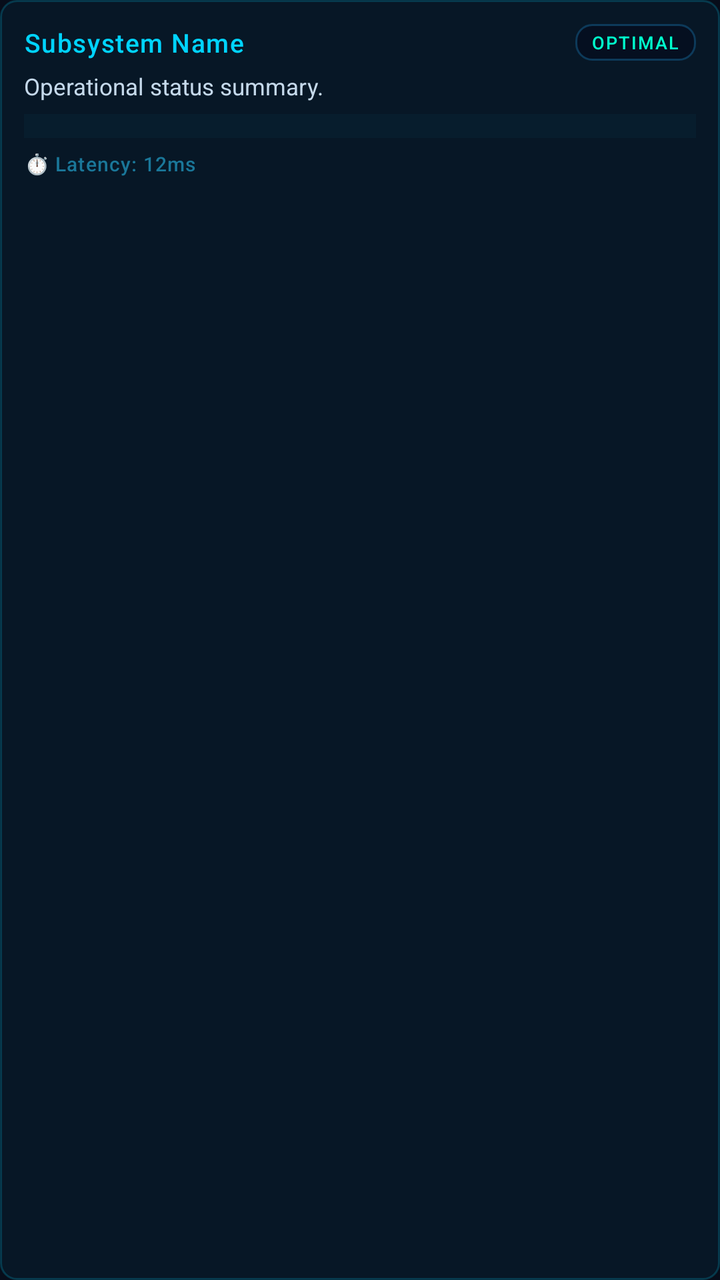
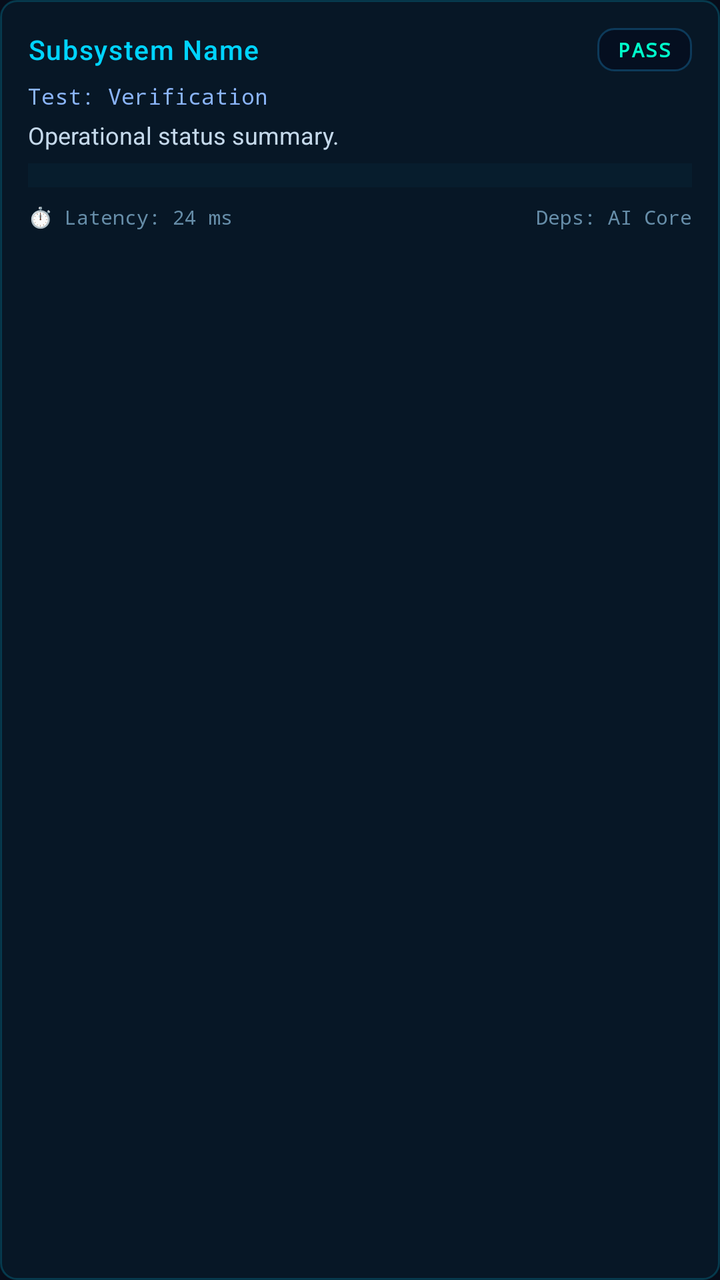

The first picture is an Android layout as it rendered before a commit; the second is the same layout after the commit. The layout source and the unified diff follow.
<!-- AndroidManifest.xml: application theme Theme.Jarvis -->
<!-- res/layout/item_subsystem_diagnostic.xml -->
<?xml version="1.0" encoding="utf-8"?>
<LinearLayout xmlns:android="http://schemas.android.com/apk/res/android"
    android:layout_width="match_parent"
    android:layout_height="wrap_content"
    android:orientation="vertical"
    android:background="@drawable/bg_diagnostic_card"
    android:padding="12dp"
    android:layout_marginBottom="10dp">

    
    <LinearLayout
        android:layout_width="match_parent"
        android:layout_height="wrap_content"
        android:orientation="horizontal"
        android:gravity="center_vertical">

        <TextView
            android:id="@+id/tv_subsystem_name"
            android:layout_width="0dp"
            android:layout_height="wrap_content"
            android:layout_weight="1"
            android:text="Subsystem Name"
            android:textColor="#00D4FF"
            android:textSize="13sp"
            android:fontFamily="sans-serif-medium"
            android:letterSpacing="0.04" />

        <TextView
            android:id="@+id/tv_subsystem_badge"
            android:layout_width="wrap_content"
            android:layout_height="wrap_content"
            android:text="OPTIMAL"
            android:textColor="#00FFCC"
            android:textSize="9sp"
            android:fontFamily="sans-serif-medium"
            android:letterSpacing="0.08"
            android:background="@drawable/bg_chip"
            android:paddingHorizontal="8dp"
            android:paddingVertical="3dp" />
    </LinearLayout>

    
    <TextView
        android:id="@+id/tv_subsystem_summary"
        android:layout_width="match_parent"
        android:layout_height="wrap_content"
        android:layout_marginTop="5dp"
        android:text="Operational status summary."
        android:textColor="#C5D9EB"
        android:textSize="11.5sp"
        android:lineSpacingExtra="2dp" />

    
    <LinearLayout
        android:id="@+id/layout_telemetry_details"
        android:layout_width="match_parent"
        android:layout_height="wrap_content"
        android:orientation="vertical"
        android:layout_marginTop="6dp"
        android:paddingTop="6dp"
        android:background="#0800D4FF"
        android:paddingHorizontal="8dp"
        android:paddingBottom="6dp" />

    
    <TextView
        android:id="@+id/tv_subsystem_latency"
        android:layout_width="wrap_content"
        android:layout_height="wrap_content"
        android:layout_marginTop="6dp"
        android:text="⏱️ Latency: 12ms"
        android:textColor="#1A7799"
        android:textSize="10sp"
        android:fontFamily="sans-serif-medium"
        android:letterSpacing="0.04" />

</LinearLayout>
<!-- resources referenced by this layout -->
<resources>
  <!-- drawable bg_chip (drawable) -->
  <?xml version="1.0" encoding="utf-8"?>
  <ripple xmlns:android="http://schemas.android.com/apk/res/android"
      android:color="#1400BEFF">
      <item>
          <shape android:shape="rectangle">
              <solid android:color="#050F20"/>
              <corners android:radius="8dp"/>
              <stroke android:width="1dp" android:color="#0D3A5A"/>
          </shape>
      </item>
  </ripple>
  <!-- drawable bg_diagnostic_card (drawable) -->
  <?xml version="1.0" encoding="utf-8"?>
  <shape xmlns:android="http://schemas.android.com/apk/res/android"
      android:shape="rectangle">
      <solid android:color="#0D00D4FF" />
      <stroke android:width="1dp" android:color="#3300D4FF" />
      <corners android:radius="8dp" />
  </shape>
  <style name="Theme.Jarvis" parent="Theme.AppCompat.NoActionBar">
          <item name="android:windowBackground">#070d1a</item>
          <item name="android:statusBarColor">#070d1a</item>
          <item name="android:navigationBarColor">#070d1a</item>
          <item name="android:windowFullscreen">true</item>
          <item name="colorPrimary">#3b82f6</item>
          <item name="colorPrimaryDark">#1d4ed8</item>
          <item name="colorAccent">#3b82f6</item>
      </style>
</resources>

<!-- the commit's change to res/layout/item_subsystem_diagnostic.xml (unified diff, before → after) -->
@@ -4,8 +4,8 @@
     android:layout_height="wrap_content"
     android:orientation="vertical"
     android:background="@drawable/bg_diagnostic_card"
-    android:padding="12dp"
-    android:layout_marginBottom="10dp">
+    android:padding="14dp"
+    android:layout_marginBottom="12dp">
 
     
     <LinearLayout
@@ -21,7 +21,7 @@
             android:layout_weight="1"
             android:text="Subsystem Name"
             android:textColor="#00D4FF"
-            android:textSize="13sp"
+            android:textSize="13.5sp"
             android:fontFamily="sans-serif-medium"
             android:letterSpacing="0.04" />
 
@@ -29,26 +29,64 @@
             android:id="@+id/tv_subsystem_badge"
             android:layout_width="wrap_content"
             android:layout_height="wrap_content"
-            android:text="OPTIMAL"
+            android:text="PASS"
             android:textColor="#00FFCC"
-            android:textSize="9sp"
-            android:fontFamily="sans-serif-medium"
+            android:textSize="10sp"
+            android:fontFamily="monospace"
+            android:textStyle="bold"
             android:letterSpacing="0.08"
             android:background="@drawable/bg_chip"
-            android:paddingHorizontal="8dp"
-            android:paddingVertical="3dp" />
+            android:paddingHorizontal="10dp"
+            android:paddingVertical="4dp" />
     </LinearLayout>
+
+    
+    <TextView
+        android:id="@+id/tv_subsystem_test"
+        android:layout_width="match_parent"
+        android:layout_height="wrap_content"
+        android:layout_marginTop="5dp"
+        android:text="Test: Verification"
+        android:textColor="#8AB4F8"
+        android:textSize="11sp"
+        android:fontFamily="monospace" />
 
     
     <TextView
         android:id="@+id/tv_subsystem_summary"
         android:layout_width="match_parent"
         android:layout_height="wrap_content"
-        android:layout_marginTop="5dp"
+        android:layout_marginTop="4dp"
         android:text="Operational status summary."
         android:textColor="#C5D9EB"
-        android:textSize="11.5sp"
+        android:textSize="12sp"
         android:lineSpacingExtra="2dp" />
+
+    
+    <TextView
+        android:id="@+id/tv_subsystem_error"
+        android:layout_width="match_parent"
+        android:layout_height="wrap_content"
+        android:layout_marginTop="6dp"
+        android:text="Reason: ..."
+        android:textColor="#FFB800"
+        android:textSize="11sp"
+        android:background="#20FFB800"
+        android:padding="8dp"
+        android:visibility="gone" />
+
+    
+    <TextView
+        android:id="@+id/tv_subsystem_fix"
+        android:layout_width="match_parent"
+        android:layout_height="wrap_content"
+        android:layout_marginTop="4dp"
+        android:text="Suggested action: ..."
+        android:textColor="#00FFCC"
+        android:textSize="11sp"
+        android:background="#1500FFCC"
+        android:padding="8dp"
+        android:visibility="gone" />
 
     
     <LinearLayout
@@ -63,15 +101,30 @@
         android:paddingBottom="6dp" />
 
     
-    <TextView
-        android:id="@+id/tv_subsystem_latency"
-        android:layout_width="wrap_content"
+    <LinearLayout
+        android:layout_width="match_parent"
         android:layout_height="wrap_content"
-        android:layout_marginTop="6dp"
-        android:text="⏱️ Latency: 12ms"
-        android:textColor="#1A7799"
-        android:textSize="10sp"
-        android:fontFamily="sans-serif-medium"
-        android:letterSpacing="0.04" />
+        android:orientation="horizontal"
+        android:layout_marginTop="8dp">
+
+        <TextView
+            android:id="@+id/tv_subsystem_latency"
+            android:layout_width="0dp"
+            android:layout_height="wrap_content"
+            android:layout_weight="1"
+            android:text="⏱️ Latency: 24 ms"
+            android:textColor="#668DA8"
+            android:textSize="10sp"
+            android:fontFamily="monospace" />
+
+        <TextView
+            android:id="@+id/tv_subsystem_deps"
+            android:layout_width="wrap_content"
+            android:layout_height="wrap_content"
+            android:text="Deps: AI Core"
+            android:textColor="#668DA8"
+            android:textSize="10sp"
+            android:fontFamily="monospace" />
+    </LinearLayout>
 
 </LinearLayout>
